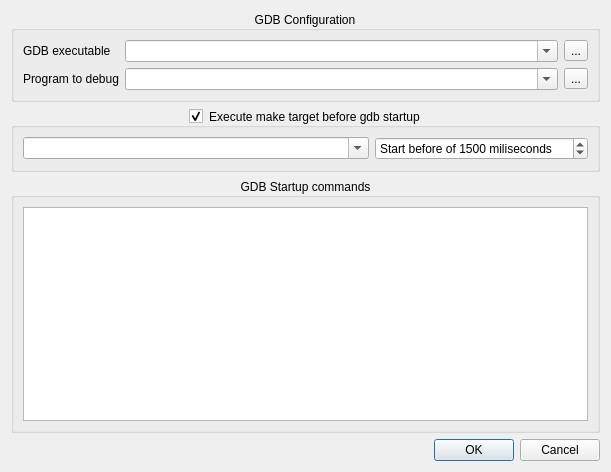
Above: gdbstartdialog.ui from martinribelotta/embedded-ide before the change. Below: the same form after it.
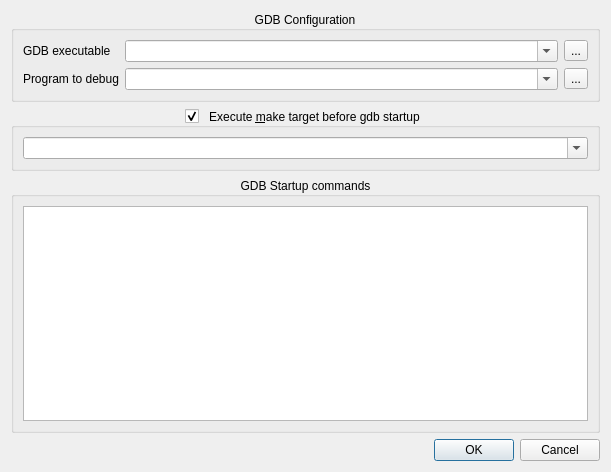
That is the form after the change. Icons and pictures are not drawn.

Commit message: DEBUG: Change debug start icon, simplify start process

```diff
--- a/gdbstartdialog.ui
+++ b/gdbstartdialog.ui
@@ -99,7 +99,7 @@
    <item>
     <widget class="QGroupBox" name="groupPreTarget">
      <property name="title">
-      <string>Execute make target before gdb startup</string>
+      <string>Execute &amp;make target before gdb startup</string>
      </property>
      <property name="alignment">
       <set>Qt::AlignCenter</set>
@@ -121,22 +121,6 @@
         </property>
        </widget>
       </item>
-      <item>
-       <widget class="QSpinBox" name="spinStartDelay">
-        <property name="suffix">
-         <string> miliseconds</string>
-        </property>
-        <property name="prefix">
-         <string>Start before of </string>
-        </property>
-        <property name="maximum">
-         <number>99999999</number>
-        </property>
-        <property name="value">
-         <number>1500</number>
-        </property>
-       </widget>
-      </item>
      </layout>
     </widget>
    </item>
```
The commit also changes 8 other files.
